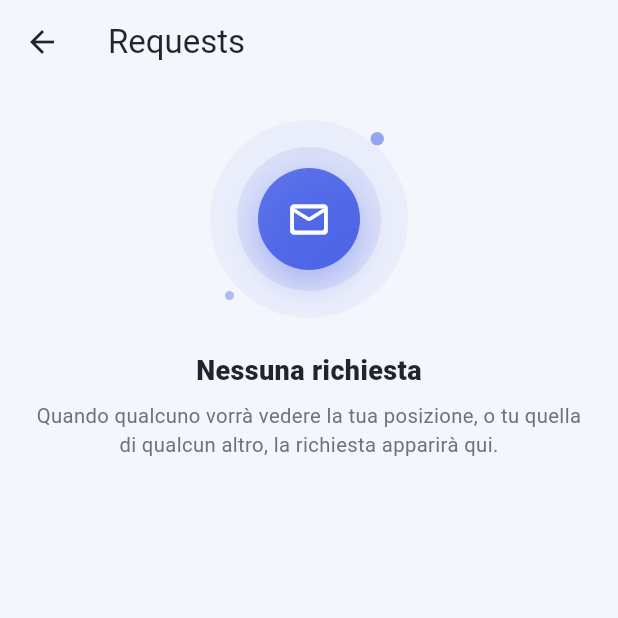
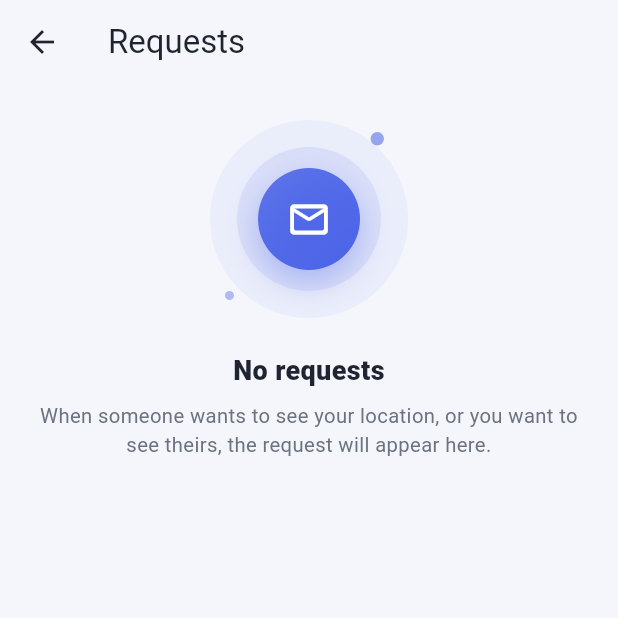
Before and after one commit to Taaawhiri/Kinly, a Flutter app: the RequestsScreen screen opened directly, on a phone screen of 412 x 824 dp, the top half of it. Run offline on Flutter 3.47's test engine with Material 3 defaults, Android fonts, the phone set to English and light mode, and no system bars; our stand-ins replace app_links, battery_plus, firebase_core, firebase_crashlytics, firebase_messaging, flutter_compass and 9 more; missing offline and left inert: maplibre_gl; accounts and stored records are empty; network calls fail.

Commit message:
i18n: traduci corpo schermata Richieste (IT/EN)
Sostituite le stringhe italiane hardcoded nelle card di richiesta in
arrivo/in uscita/storico e nello stato vuoto con chiavi AppLocalizations.

```diff
--- a/lib/l10n/app_en.arb
+++ b/lib/l10n/app_en.arb
@@ -212,5 +212,18 @@
   "weeklySummaryHelpRequests": "Help requests",
   "weeklySummarySafeZoneEntries": "Safe zone entries",
   "weeklySummarySpeedAlerts": "Speed alerts",
-  "weeklySummaryPushHint": "You can also receive this summary via notification once a week: turn it on from Profile → Privacy and safety."
+  "weeklySummaryPushHint": "You can also receive this summary via notification once a week: turn it on from Profile → Privacy and safety.",
+
+  "requestsIncoming": "Incoming",
+  "requestsWaitingReply": "Awaiting reply",
+  "requestsHistory": "History",
+  "requestsWantsToSeeYou": "{name} wants to see where you are",
+  "requestsReject": "Decline",
+  "requestsApprove": "Approve",
+  "requestsWaitingFor": "Waiting for {name}",
+  "requestsNotifyOnReply": "You'll get a notification when they reply",
+  "requestsTheyAskedYou": "{name} asked for your location",
+  "requestsYouAsked": "You asked {name} for their location",
+  "requestsEmptyTitle": "No requests",
+  "requestsEmptyMessage": "When someone wants to see your location, or you want to see theirs, the request will appear here."
 }
--- a/lib/l10n/app_localizations.dart
+++ b/lib/l10n/app_localizations.dart
@@ -1300,6 +1300,78 @@ abstract class AppLocalizations {
   /// In it, this message translates to:
   /// **'Puoi ricevere questo riepilogo anche via notifica una volta a settimana: attivalo da Profilo → Privacy e sicurezza.'**
   String get weeklySummaryPushHint;
+
+  /// No description provided for @requestsIncoming.
+  ///
+  /// In it, this message translates to:
+  /// **'In arrivo'**
+  String get requestsIncoming;
+
+  /// No description provided for @requestsWaitingReply.
+  ///
+  /// In it, this message translates to:
+  /// **'In attesa di risposta'**
+  String get requestsWaitingReply;
+
+  /// No description provided for @requestsHistory.
+  ///
+  /// In it, this message translates to:
+  /// **'Storico'**
+  String get requestsHistory;
+
+  /// No description provided for @requestsWantsToSeeYou.
+  ///
+  /// In it, this message translates to:
+  /// **'{name} vuole vedere dove sei'**
+  String requestsWantsToSeeYou(String name);
+
+  /// No description provided for @requestsReject.
+  ///
+  /// In it, this message translates to:
+  /// **'Rifiuta'**
+  String get requestsReject;
+
+  /// No description provided for @requestsApprove.
+  ///
+  /// In it, this message translates to:
+  /// **'Approva'**
+  String get requestsApprove;
+
+  /// No description provided for @requestsWaitingFor.
+  ///
+  /// In it, this message translates to:
+  /// **'In attesa di {name}'**
+  String requestsWaitingFor(String name);
+
+  /// No description provided for @requestsNotifyOnReply.
+  ///
+  /// In it, this message translates to:
+  /// **'Riceverai una notifica alla risposta'**
+  String get requestsNotifyOnReply;
+
+  /// No description provided for @requestsTheyAskedYou.
+  ///
+  /// In it, this message translates to:
+  /// **'{name} ti ha chiesto la posizione'**
+  String requestsTheyAskedYou(String name);
+
+  /// No description provided for @requestsYouAsked.
+  ///
+  /// In it, this message translates to:
+  /// **'Hai chiesto la posizione a {name}'**
+  String requestsYouAsked(String name);
+
+  /// No description provided for @requestsEmptyTitle.
+  ///
+  /// In it, this message translates to:
+  /// **'Nessuna richiesta'**
+  String get requestsEmptyTitle;
+
+  /// No description provided for @requestsEmptyMessage.
+  ///
+  /// In it, this message translates to:
+  /// **'Quando qualcuno vorrà vedere la tua posizione, o tu quella di qualcun altro, la richiesta apparirà qui.'**
+  String get requestsEmptyMessage;
 }
 
 class _AppLocalizationsDelegate extends LocalizationsDelegate<AppLocalizations> {
--- a/lib/screens/requests/requests_screen.dart
+++ b/lib/screens/requests/requests_screen.dart
@@ -28,17 +28,17 @@ class RequestsScreen extends StatelessWidget {
                   padding: const EdgeInsets.fromLTRB(16, 8, 16, 24),
                   children: [
                     if (incoming.isNotEmpty) ...[
-                      const _SectionTitle('In arrivo'),
+                      _SectionTitle(AppLocalizations.of(context)!.requestsIncoming),
                       for (final r in incoming) _IncomingCard(request: r),
                       const SizedBox(height: 12),
                     ],
                     if (outgoing.isNotEmpty) ...[
-                      const _SectionTitle('In attesa di risposta'),
+                      _SectionTitle(AppLocalizations.of(context)!.requestsWaitingReply),
                       for (final r in outgoing) _OutgoingCard(request: r),
                       const SizedBox(height: 12),
                     ],
                     if (history.isNotEmpty) ...[
-                      const _SectionTitle('Storico'),
+                      _SectionTitle(AppLocalizations.of(context)!.requestsHistory),
                       for (final r in history) _HistoryTile(request: r),
                     ],
                   ],
@@ -70,6 +70,7 @@ class _IncomingCard extends StatelessWidget {
   Widget build(BuildContext context) {
     final person = AppState.instance.personById(request.personId);
     if (person == null) return const SizedBox.shrink();
+    final l10n = AppLocalizations.of(context)!;
     return _Card(
       child: Column(
         crossAxisAlignment: CrossAxisAlignment.start,
@@ -79,14 +80,9 @@ class _IncomingCard extends StatelessWidget {
               PersonAvatar(person: person, size: 40, showStatusDot: false),
               const SizedBox(width: 12),
               Expanded(
-                child: RichText(
-                  text: TextSpan(
-                    style: TextStyle(color: AppTheme.textPrimary, fontSize: 14),
-                    children: [
-                      TextSpan(text: person.name, style: const TextStyle(fontWeight: FontWeight.w800)),
-                      const TextSpan(text: ' vuole vedere dove sei'),
-                    ],
-                  ),
+                child: Text(
+                  l10n.requestsWantsToSeeYou(person.name),
+                  style: TextStyle(color: AppTheme.textPrimary, fontSize: 14),
                 ),
               ),
             ],
@@ -97,14 +93,14 @@ class _IncomingCard extends StatelessWidget {
               Expanded(
                 child: OutlinedButton(
                   onPressed: () => AppState.instance.respondToIncoming(request.id, false),
-                  child: const Text('Rifiuta'),
+                  child: Text(l10n.requestsReject),
                 ),
               ),
               const SizedBox(width: 10),
               Expanded(
                 child: FilledButton(
                   onPressed: () => AppState.instance.respondToIncoming(request.id, true),
-                  child: const Text('Approva'),
+                  child: Text(l10n.requestsApprove),
                 ),
               ),
             ],
@@ -123,6 +119,7 @@ class _OutgoingCard extends StatelessWidget {
   Widget build(BuildContext context) {
     final person = AppState.instance.personById(request.personId);
     if (person == null) return const SizedBox.shrink();
+    final l10n = AppLocalizations.of(context)!;
     return _Card(
       child: Column(
         crossAxisAlignment: CrossAxisAlignment.start,
@@ -135,8 +132,8 @@ class _OutgoingCard extends StatelessWidget {
                 child: Column(
                   crossAxisAlignment: CrossAxisAlignment.start,
                   children: [
-                    Text('In attesa di ${person.name}', style: TextStyle(fontWeight: FontWeight.w800, fontSize: 14, color: AppTheme.textPrimary)),
-                    Text('Riceverai una notifica alla risposta', style: TextStyle(color: AppTheme.textSecondary, fontSize: 12)),
+                    Text(l10n.requestsWaitingFor(person.name), style: TextStyle(fontWeight: FontWeight.w800, fontSize: 14, color: AppTheme.textPrimary)),
+                    Text(l10n.requestsNotifyOnReply, style: TextStyle(color: AppTheme.textSecondary, fontSize: 12)),
                   ],
                 ),
               ),
@@ -157,8 +154,9 @@ class _HistoryTile extends StatelessWidget {
   Widget build(BuildContext context) {
     final person = AppState.instance.personById(request.personId);
     if (person == null) return const SizedBox.shrink();
+    final l10n = AppLocalizations.of(context)!;
     final accepted = request.status == RequestStatus.accepted;
-    final directionLabel = request.direction == RequestDirection.incoming ? '${person.name} ti ha chiesto la posizione' : 'Hai chiesto la posizione a ${person.name}';
+    final directionLabel = request.direction == RequestDirection.incoming ? l10n.requestsTheyAskedYou(person.name) : l10n.requestsYouAsked(person.name);
     return Padding(
       padding: const EdgeInsets.symmetric(vertical: 8),
       child: Row(
@@ -203,10 +201,11 @@ class _EmptyState extends StatelessWidget {
 
   @override
   Widget build(BuildContext context) {
-    return const EmptyStateView(
+    final l10n = AppLocalizations.of(context)!;
+    return EmptyStateView(
       icon: Icons.mail_outline_rounded,
-      title: 'Nessuna richiesta',
-      message: 'Quando qualcuno vorrà vedere la tua posizione, o tu quella di qualcun altro, la richiesta apparirà qui.',
+      title: l10n.requestsEmptyTitle,
+      message: l10n.requestsEmptyMessage,
     );
   }
 }
```
Also changed, not shown: lib/l10n/app_it.arb (+18 -1 lines), lib/l10n/app_localizations_en.dart (+44 -0 lines), lib/l10n/app_localizations_it.dart (+44 -0 lines).
